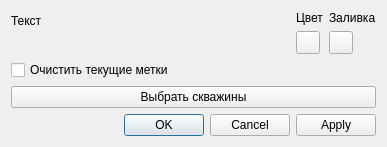
This is wellsMarkDialog_base.ui in vvkond/QGIS as Qt 5 draws it before an edit. The edited form follows.
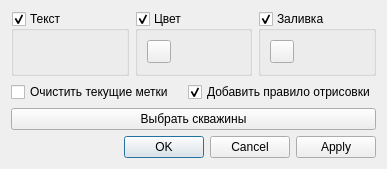
This is the edited form. Custom widgets are drawn as their Qt base class.

Commit message: #Feature #MarkWell В стиль слоя добавляются правила для подписи/отрисовки

Patch:
```diff
--- a/wellsMarkDialog_base.ui
+++ b/wellsMarkDialog_base.ui
@@ -8,65 +8,88 @@
     <x>0</x>
     <y>0</y>
     <width>387</width>
-    <height>144</height>
+    <height>169</height>
    </rect>
   </property>
   <property name="windowTitle">
    <string>Mark wells</string>
   </property>
-  <layout class="QVBoxLayout" name="verticalLayout_4">
-   <item>
-    <layout class="QHBoxLayout" name="horizontalLayout">
-     <item>
       <layout class="QVBoxLayout" name="verticalLayout">
        <item>
-        <widget class="QLabel" name="label">
-         <property name="text">
+    <layout class="QHBoxLayout" name="horizontalLayout">
+     <item>
+      <widget class="QGroupBox" name="grpBox1">
+       <property name="title">
           <string>Текст</string>
          </property>
-        </widget>
-       </item>
+       <property name="checkable">
+        <bool>true</bool>
+       </property>
+       <property name="checked">
+        <bool>true</bool>
+       </property>
+       <layout class="QVBoxLayout" name="verticalLayout_5">
        <item>
-        <widget class="QgsFieldExpressionWidget" name="mFieldExpMarkText" native="true"/>
-       </item>
-      </layout>
+         <widget class="QgsFieldExpressionWidget" name="mFieldExpMarkText"/>
+        </item>
+       </layout>
+      </widget>
      </item>
      <item>
-      <layout class="QVBoxLayout" name="verticalLayout_3">
-       <item>
-        <widget class="QLabel" name="label_3">
-         <property name="text">
+      <widget class="QGroupBox" name="grpBox2">
+       <property name="title">
           <string>Цвет</string>
          </property>
-        </widget>
-       </item>
+       <property name="checkable">
+        <bool>true</bool>
+       </property>
+       <property name="checked">
+        <bool>true</bool>
+       </property>
+       <layout class="QVBoxLayout" name="verticalLayout_6">
        <item>
         <widget class="QgsColorButtonV2" name="mCBtnLine"/>
        </item>
       </layout>
+      </widget>
      </item>
      <item>
-      <layout class="QVBoxLayout" name="verticalLayout_2">
-       <item>
-        <widget class="QLabel" name="label_2">
-         <property name="text">
+      <widget class="QGroupBox" name="grpBox3">
+       <property name="title">
           <string>Заливка</string>
          </property>
-        </widget>
-       </item>
+       <property name="checkable">
+        <bool>true</bool>
+       </property>
+       <layout class="QVBoxLayout" name="verticalLayout_7">
        <item>
         <widget class="QgsColorButtonV2" name="mCBtnFill"/>
        </item>
       </layout>
+      </widget>
      </item>
     </layout>
    </item>
+   <item>
+    <layout class="QHBoxLayout" name="horizontalLayout_2">
    <item>
     <widget class="QCheckBox" name="chkBoxClearOldMark">
      <property name="text">
       <string>Очистить текущие метки</string>
      </property>
     </widget>
+     </item>
+     <item>
+      <widget class="QCheckBox" name="chkBoxAddDrawRule">
+       <property name="text">
+        <string>Добавить правило отрисовки</string>
+       </property>
+       <property name="checked">
+        <bool>true</bool>
+       </property>
+      </widget>
+     </item>
+    </layout>
    </item>
    <item>
     <widget class="QPushButton" name="btnOpenBrowser">
```
Lines whose indentation alone changed are shown as unchanged. The commit also changes 1 other file.
